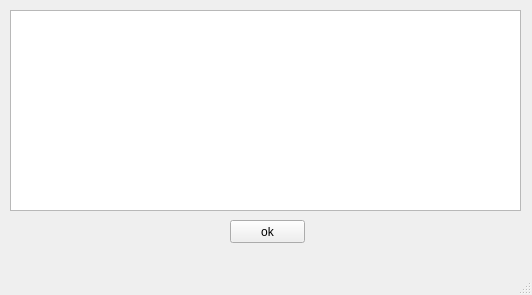
First picture: the form in mainGUI2.ui, repository mon6912640/pyqtTest, before the edit.
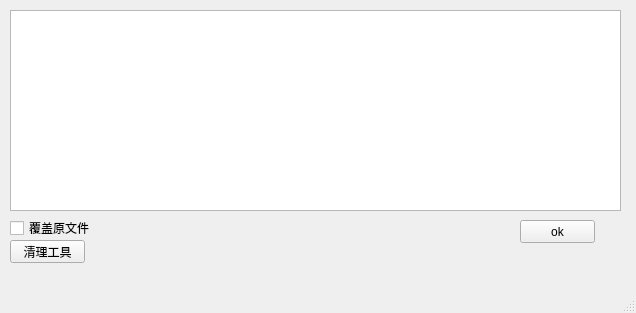
Second picture: the form after the edit. Icons and pictures are not drawn.

Commit message: 增加清理工具界面

```diff
--- a/mainGUI2.ui
+++ b/mainGUI2.ui
@@ -6,8 +6,8 @@
    <rect>
     <x>0</x>
     <y>0</y>
-    <width>532</width>
-    <height>295</height>
+    <width>636</width>
+    <height>313</height>
    </rect>
   </property>
   <property name="windowTitle">
@@ -19,7 +19,7 @@
      <rect>
       <x>10</x>
       <y>10</y>
-      <width>511</width>
+      <width>611</width>
       <height>201</height>
      </rect>
     </property>
@@ -27,7 +27,7 @@
    <widget class="QPushButton" name="pushButton">
     <property name="geometry">
      <rect>
-      <x>230</x>
+      <x>520</x>
       <y>220</y>
       <width>75</width>
       <height>23</height>
@@ -41,6 +41,32 @@
       <normaloff>:/icon/img/icon.png</normaloff>:/icon/img/icon.png</iconset>
     </property>
    </widget>
+   <widget class="QCheckBox" name="cbOverride">
+    <property name="geometry">
+     <rect>
+      <x>10</x>
+      <y>220</y>
+      <width>101</width>
+      <height>16</height>
+     </rect>
+    </property>
+    <property name="text">
+     <string>覆盖原文件</string>
+    </property>
+   </widget>
+   <widget class="QPushButton" name="btnClean">
+    <property name="geometry">
+     <rect>
+      <x>10</x>
+      <y>240</y>
+      <width>75</width>
+      <height>23</height>
+     </rect>
+    </property>
+    <property name="text">
+     <string>清理工具</string>
+    </property>
+   </widget>
   </widget>
   <widget class="QMenuBar" name="menubar">
    <property name="geometry">
```
Left out of the diff: 2 changed lines with no effect on the pictures. The commit also changes 5 other files.
